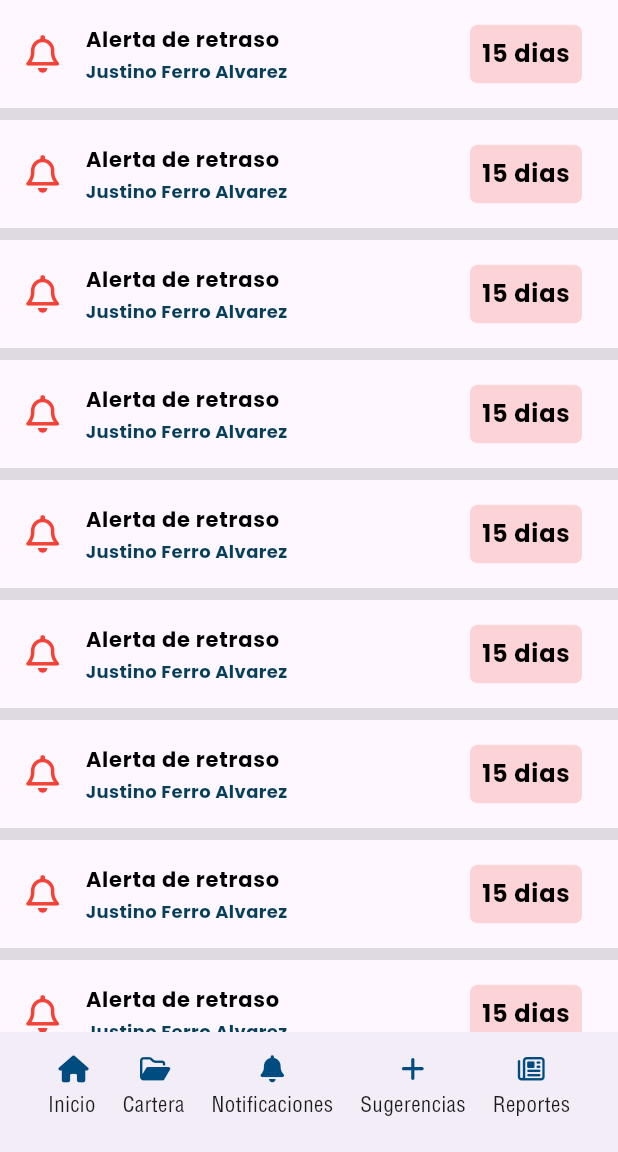
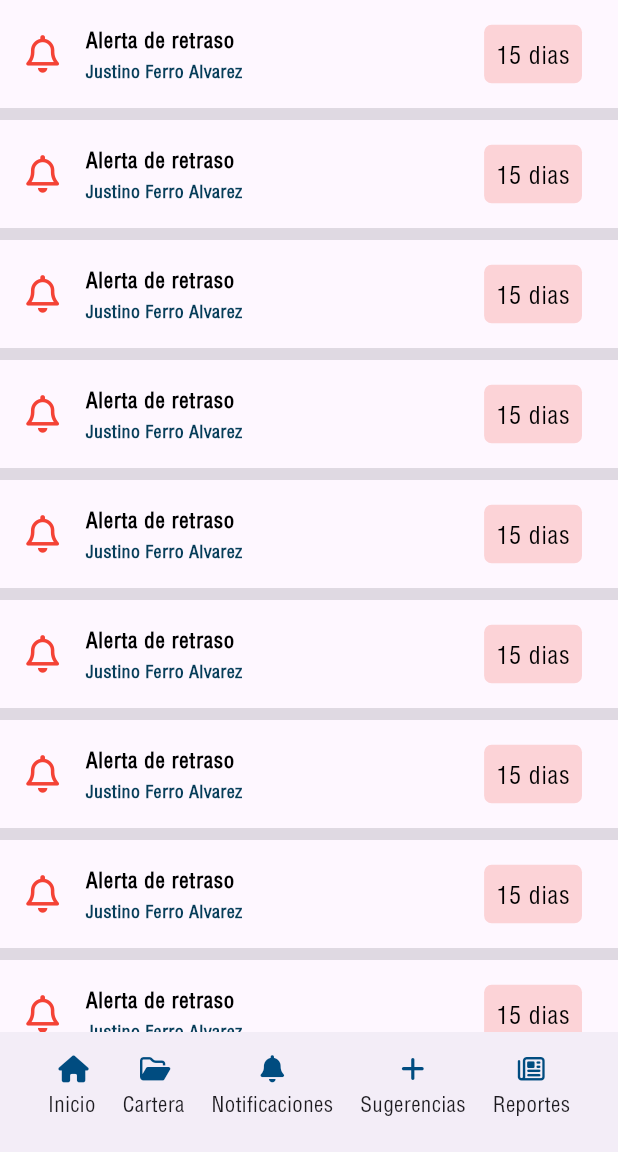
Before and after one commit to Rmila03/AppRutasdg, a Flutter app: the CarteraPage screen opened directly, scrolled down 576 dp, after a tap on "Notificaciones", on a phone screen of 412 x 824 dp, the part 84-1236 px from its top. Run offline on Flutter 3.47's test engine with Material 3 defaults, Android fonts, the phone set to English and light mode, and no system bars; our stand-ins replace font_awesome_flutter, google_maps_flutter, syncfusion_flutter_charts.

Commit message:
modificando letra en pages faltantes

```diff
--- a/lib/views/cartera.dart
+++ b/lib/views/cartera.dart
@@ -33,11 +33,13 @@ class _CarteraPageState extends State<CarteraPage> {
     return DataRow(
       cells: [
         DataCell(Text(user.dni,
-            style: const TextStyle(fontFamily: 'Poppins', fontSize: 13))),
+            style: const TextStyle(
+                fontFamily: 'HelveticaCondensed', fontSize: 13))),
         DataCell(
           Text(
             "${user.name} ${user.lastName}",
-            style: const TextStyle(fontFamily: 'Poppins', fontSize: 13),
+            style:
+                const TextStyle(fontFamily: 'HelveticaCondensed', fontSize: 13),
             overflow: TextOverflow.ellipsis,
           ),
         ),
@@ -67,13 +69,13 @@ class _CarteraPageState extends State<CarteraPage> {
                   controller: searchController,
                   onChanged: searchUsers,
                   style: const TextStyle(
-                    fontFamily: 'Poppins',
+                    fontFamily: 'HelveticaCondensed',
                     color: Colors.black,
                   ),
                   decoration: const InputDecoration(
                     hintText: 'Buscar socio',
                     hintStyle: TextStyle(
-                      fontFamily: 'Poppins',
+                      fontFamily: 'HelveticaCondensed',
                       fontSize: 15,
                     ),
                     prefixIcon: Icon(Icons.search, color: Colors.grey),
@@ -113,14 +115,14 @@ class _CarteraPageState extends State<CarteraPage> {
                           DataColumn(
                             label: Text('DNI',
                                 style: TextStyle(
-                                    fontFamily: 'Poppins',
+                                    fontFamily: 'HelveticaCondensed',
                                     fontWeight: FontWeight.w600,
                                     color: Color.fromARGB(255, 0, 0, 0))),
                           ),
                           DataColumn(
                             label: Text('Nombres y Apellidos',
                                 style: TextStyle(
-                                    fontFamily: 'Poppins',
+                                    fontFamily: 'HelveticaCondensed',
                                     fontWeight: FontWeight.w600,
                                     color: Color.fromARGB(255, 0, 0, 0))),
                           ),
--- a/lib/views/home.dart
+++ b/lib/views/home.dart
@@ -68,7 +68,7 @@ class MapScreen extends State {
         style: TextStyle(
           letterSpacing: 0.0,
           fontSize: 48.0,
-          fontFamily: "Poppins",
+          fontFamily: "HelveticaCondensed",
           color: Color.fromARGB(255, r, g, b),
         ));
     textPainter.layout();
@@ -227,7 +227,7 @@ class MapScreen extends State {
                             child: const Text(
                               "PLAN DEL DIA",
                               style: TextStyle(
-                                fontFamily: "Poppins",
+                                fontFamily: "HelveticaCondensed",
                                 fontSize: 18,
                                 color: Color.fromARGB(255, 0, 76, 128),
                                 fontWeight: FontWeight.bold,
--- a/lib/views/notificaciones.dart
+++ b/lib/views/notificaciones.dart
@@ -94,7 +94,7 @@ Widget _item(String nameAlert, String nameSocio, int dias) {
     title: Text(
       nameAlert,
       style: const TextStyle(
-          fontFamily: "Poppins",
+          fontFamily: "HelveticaCondensed",
           fontWeight: FontWeight.bold,
           fontSize: 14.0,
           color: Colors.black),
@@ -102,7 +102,7 @@ Widget _item(String nameAlert, String nameSocio, int dias) {
     subtitle: Text(
       nameSocio,
       style: const TextStyle(
-          fontFamily: "Poppins",
+          fontFamily: "HelveticaCondensed",
           fontWeight: FontWeight.bold,
           fontSize: 12.0,
           color: Color.fromARGB(255, 7, 62, 90)),
@@ -117,7 +117,7 @@ Widget _item(String nameAlert, String nameSocio, int dias) {
         child: Text(
           "$dias dias",
           style: const TextStyle(
-              fontFamily: "Poppins",
+              fontFamily: "HelveticaCondensed",
               color: Colors.black,
               fontWeight: FontWeight.w500,
               fontSize: 16.0),
@@ -156,7 +156,7 @@ class MapButton extends StatelessWidget {
             Text(
               name,
               style: const TextStyle(
-                fontFamily: "Poppins",
+                fontFamily: "HelveticaCondensed",
                 fontSize: 14,
                 color: Color.fromARGB(255, 0, 76, 128),
               ),
@@ -216,7 +216,7 @@ class CustomTextContainer extends StatelessWidget {
                 text,
                 textAlign: TextAlign.center,
                 style: const TextStyle(
-                  fontFamily: "Poppins",
+                  fontFamily: "HelveticaCondensed",
                   fontSize: 18,
                   color: Color.fromARGB(255, 0, 0, 0),
                   fontWeight: FontWeight.bold,
```
Also changed, not shown: lib/views/reportes.dart (+24 -9 lines), lib/views/sugerencias.dart (+27 -10 lines).
